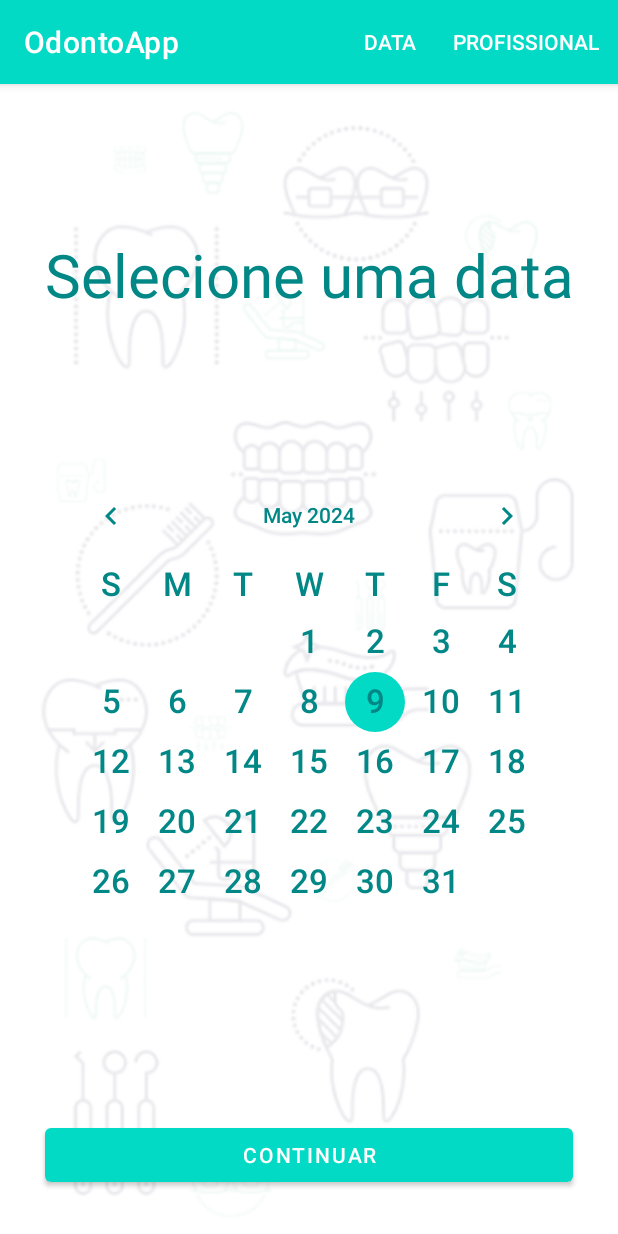
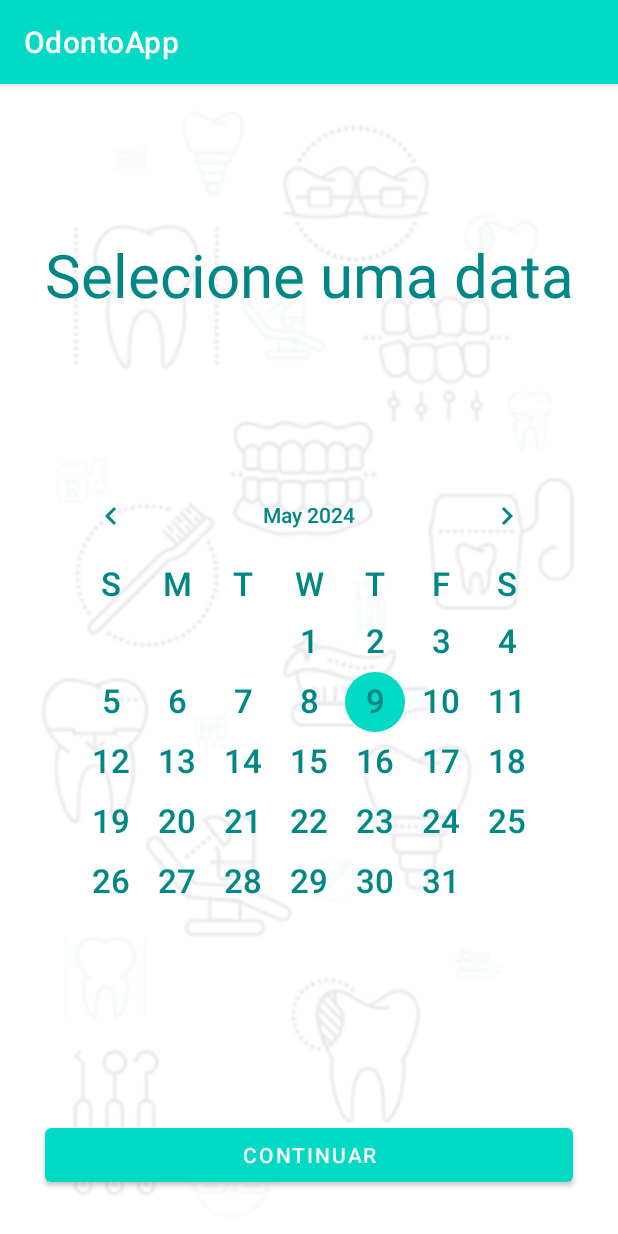
Before and after one commit to kenjitsuda/odontoapp-android, an Android app: the fragment AgendarConsultaFragment shown on its own in the app's theme, on a phone screen of 412 x 824 dp. Run offline under Robolectric (Android 15) with nearby library versions, the phone set to English and light mode, and no system bars.

Commit message:
implementacao agendar consulta

```diff
--- a/app/src/main/java/com/univesp/odontoapp/ui/agendar/AgendarConsultaFragment.kt
+++ b/app/src/main/java/com/univesp/odontoapp/ui/agendar/AgendarConsultaFragment.kt
@@ -57,30 +57,30 @@ class AgendarConsultaFragment : Fragment() {
         return root
     }
 
-    override fun onViewCreated(view: View, savedInstanceState: Bundle?) {
-        val menuHost: MenuHost = requireActivity()
-
-        menuHost.addMenuProvider(object : MenuProvider {
-            override fun onCreateMenu(menu: Menu, menuInflater: MenuInflater) {
-                menuInflater.inflate(R.menu.main, menu)
-            }
-
-            override fun onMenuItemSelected(menuItem: MenuItem): Boolean {
-                // Handle the menu selection
-                return when (menuItem.itemId) {
-                    R.id.data -> {
-                        // clearCompletedTasks()
-                        true
-                    }
-                    R.id.profissional -> {
-                        // loadTasks(true)
-                        true
-                    }
-                    else -> false
-                }
-            }
-        }, viewLifecycleOwner, Lifecycle.State.RESUMED)
-    }
+//    override fun onViewCreated(view: View, savedInstanceState: Bundle?) {
+//        val menuHost: MenuHost = requireActivity()
+//
+//        menuHost.addMenuProvider(object : MenuProvider {
+//            override fun onCreateMenu(menu: Menu, menuInflater: MenuInflater) {
+//                menuInflater.inflate(R.menu.main, menu)
+//            }
+//
+//            override fun onMenuItemSelected(menuItem: MenuItem): Boolean {
+//                // Handle the menu selection
+//                return when (menuItem.itemId) {
+//                    R.id.data -> {
+//                        // clearCompletedTasks()
+//                        true
+//                    }
+//                    R.id.profissional -> {
+//                        // loadTasks(true)
+//                        true
+//                    }
+//                    else -> false
+//                }
+//            }
+//        }, viewLifecycleOwner, Lifecycle.State.RESUMED)
+//    }
 
     override fun onDestroyView() {
         super.onDestroyView()
--- a/app/src/main/res/menu/main.xml
+++ b/app/src/main/res/menu/main.xml
@@ -1,14 +1,14 @@
 <?xml version="1.0" encoding="utf-8"?>
 <menu xmlns:android="http://schemas.android.com/apk/res/android"
     xmlns:app="http://schemas.android.com/apk/res-auto">
-    <item
-        android:id="@+id/data"
-        android:orderInCategory="100"
-        android:title="Data"
-        app:showAsAction="ifRoom" />
-    <item
-        android:id="@+id/profissional"
-        android:orderInCategory="101"
-        android:title="Profissional"
-        app:showAsAction="ifRoom"/>
+<!--    <item-->
+<!--        android:id="@+id/data"-->
+<!--        android:orderInCategory="100"-->
+<!--        android:title="Data"-->
+<!--        app:showAsAction="ifRoom" />-->
+<!--    <item-->
+<!--        android:id="@+id/profissional"-->
+<!--        android:orderInCategory="101"-->
+<!--        android:title="Profissional"-->
+<!--        app:showAsAction="ifRoom"/>-->
 </menu>
```
